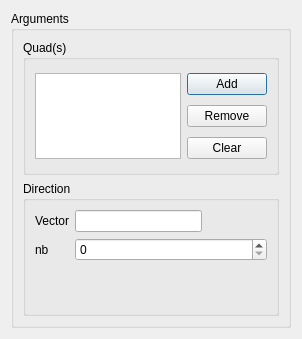
Qt form src/HEXABLOCKGUI/PrismQuad_QTD.ui (SalomePlatform/hexablock) before a commit.
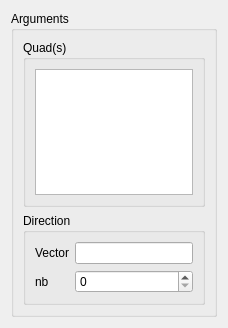
The same form after that commit.

Commit message: updated: suppress add/remove/clear button on Group, JoinQuad, PrismQuad dialog box fixed :  vertex dialog panel not showing

What changed in the file:
```diff
--- a/src/HEXABLOCKGUI/PrismQuad_QTD.ui
+++ b/src/HEXABLOCKGUI/PrismQuad_QTD.ui
@@ -6,8 +6,8 @@
    <rect>
     <x>0</x>
     <y>0</y>
-    <width>302</width>
-    <height>339</height>
+    <width>228</width>
+    <height>328</height>
    </rect>
   </property>
   <property name="windowTitle">
@@ -26,30 +26,9 @@
          <string>Quad(s)</string>
         </property>
         <layout class="QGridLayout" name="gridLayout">
-         <item row="0" column="0" rowspan="3">
+         <item row="0" column="0" rowspan="2">
           <widget class="QListWidget" name="quads_lw"/>
          </item>
-         <item row="0" column="1">
-          <widget class="QPushButton" name="add_pb">
-           <property name="text">
-            <string>Add</string>
-           </property>
-          </widget>
-         </item>
-         <item row="1" column="1">
-          <widget class="QPushButton" name="remove_pb">
-           <property name="text">
-            <string>Remove</string>
-           </property>
-          </widget>
-         </item>
-         <item row="2" column="1">
-          <widget class="QPushButton" name="clear_pb">
-           <property name="text">
-            <string>Clear</string>
-           </property>
-          </widget>
-         </item>
         </layout>
        </widget>
       </item>
```
The commit also changes 5 other files.
